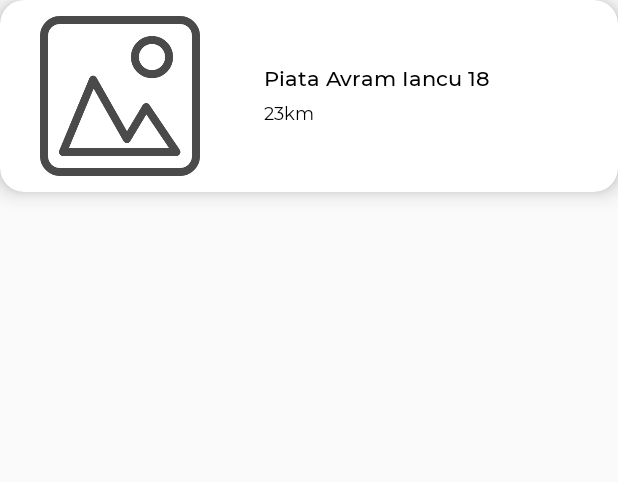
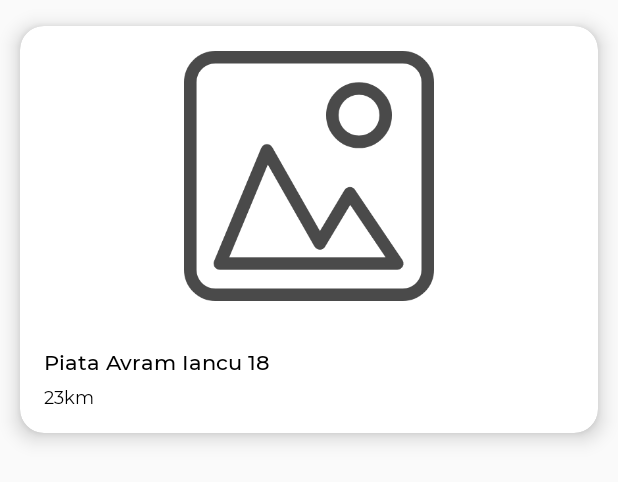
Before and after one commit to MadalinBalint/Locatio, an Android app: the layout item_location_list.xml on its own in the app's theme, with its tools: preview values and no code run, on a phone screen of 412 x 824 dp. Shown: the top 482 px of the screen. Run offline under Robolectric (Android 15) with nearby library versions, the phone set to English and light mode, and no system bars; network calls fail.

```diff
--- a/app/src/main/res/layout/item_location_list.xml
+++ b/app/src/main/res/layout/item_location_list.xml
@@ -7,7 +7,7 @@
 
         <variable
             name="location"
-            type="com.mendelin.locatio.models.LocationInfoObject" />
+            type="com.mendelin.locatio.models.LocationInfoRealmObject" />
 
         <variable
             name="distance"
@@ -26,29 +26,22 @@
         android:focusable="true"
         android:foreground="?selectableItemBackground"
         app:cardCornerRadius="16dp"
-        app:cardElevation="8dp">
+        app:cardElevation="8dp"
+        app:cardUseCompatPadding="true">
 
         <LinearLayout
             android:layout_width="match_parent"
             android:layout_height="wrap_content"
-            android:orientation="horizontal">
+            android:orientation="vertical">
 
             <!-- Location's image -->
             <ImageView
                 android:id="@+id/imgLocation"
-                android:layout_width="160dp"
-                android:layout_height="128dp"
+                android:layout_width="match_parent"
+                android:layout_height="200dp"
                 android:adjustViewBounds="true"
                 android:src="@drawable/ic_placeholder"
-                android:transitionName="locationImage"
                 app:imageUrl="@{location.image}" />
-
-            <LinearLayout
-                android:layout_width="0dp"
-                android:layout_height="wrap_content"
-                android:layout_gravity="center_vertical"
-                android:layout_weight="1"
-                android:orientation="vertical">
 
             <!-- Address -->
             <TextView
@@ -57,7 +50,7 @@
                 android:layout_height="wrap_content"
                 android:layout_marginStart="16dp"
                 android:layout_marginTop="16dp"
-                    android:layout_marginEnd="8dp"
+                android:layout_marginEnd="16dp"
                 android:layout_marginBottom="8dp"
                 android:fontFamily="@font/montserrat_500_medium"
                 android:includeFontPadding="false"
@@ -72,7 +65,7 @@
                 android:layout_width="match_parent"
                 android:layout_height="wrap_content"
                 android:layout_marginStart="16dp"
-                    android:layout_marginEnd="8dp"
+                android:layout_marginEnd="16dp"
                 android:layout_marginBottom="16dp"
                 android:ellipsize="end"
                 android:fontFamily="@font/montserrat_400_regular"
@@ -85,8 +78,6 @@
 
         </LinearLayout>
 
-        </LinearLayout>
-
     </androidx.cardview.widget.CardView>
 
 </layout>
```
Also changed, not shown: app/src/main/java/com/mendelin/locatio/location_info/ui/LocationInfoFragment.kt (+21 -3 lines), app/src/main/java/com/mendelin/locatio/locations_list/ui/LocationsListFragment.kt (+19 -38 lines), app/src/main/java/com/mendelin/locatio/locations_list/viewmodel/LocationsViewModel.kt (+5 -5 lines), app/src/main/res/layout/fragment_location_info.xml (+14 -4 lines), app/src/main/res/navigation/locatio_navigation.xml (+28 -1 lines). Lines whose indentation alone changed are shown as unchanged.
